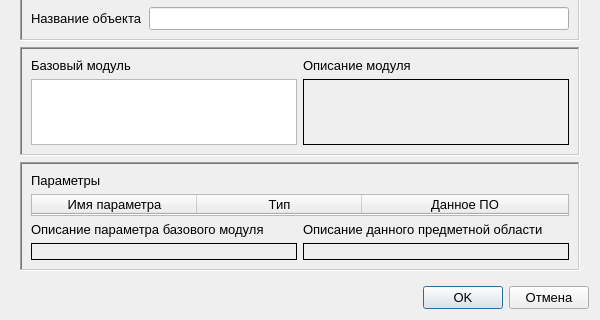
This is RC/qactoreditor.ui in graf-abolmasov/PGraph as Qt 5 draws it before an edit; both pictures show x 0 to 600 and y 280 to 600 of the 600 by 600 pixel window. The edited form follows.
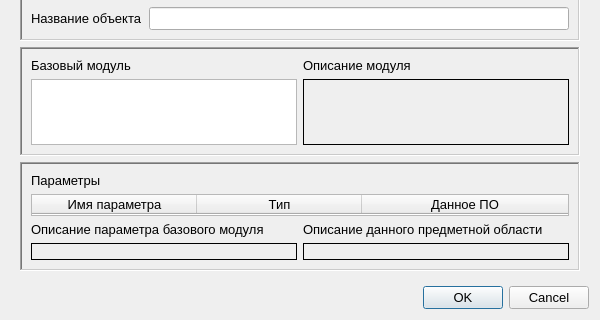
This is the edited form. Icons and pictures are not drawn.

Patch:
```diff
--- a/RC/qactoreditor.ui
+++ b/RC/qactoreditor.ui
@@ -489,35 +489,11 @@
     </widget>
    </item>
    <item>
-    <layout class="QHBoxLayout" name="horizontalLayout_11">
-     <item>
-      <spacer name="horizontalSpacer">
-       <property name="orientation">
-        <enum>Qt::Horizontal</enum>
-       </property>
-       <property name="sizeHint" stdset="0">
-        <size>
-         <width>40</width>
-         <height>20</height>
-        </size>
-       </property>
-      </spacer>
-     </item>
-     <item>
-      <widget class="QPushButton" name="okButton">
-       <property name="text">
-        <string>OK</string>
-       </property>
-      </widget>
-     </item>
-     <item>
-      <widget class="QPushButton" name="cancelButton">
-       <property name="text">
-        <string>Отмена</string>
-       </property>
-      </widget>
-     </item>
-    </layout>
+    <widget class="QDialogButtonBox" name="buttonBox">
+     <property name="standardButtons">
+      <set>QDialogButtonBox::Cancel|QDialogButtonBox::Ok</set>
+     </property>
+    </widget>
    </item>
   </layout>
  </widget>
```
Left out of the diff: 35 changed lines with no effect on the pictures.
